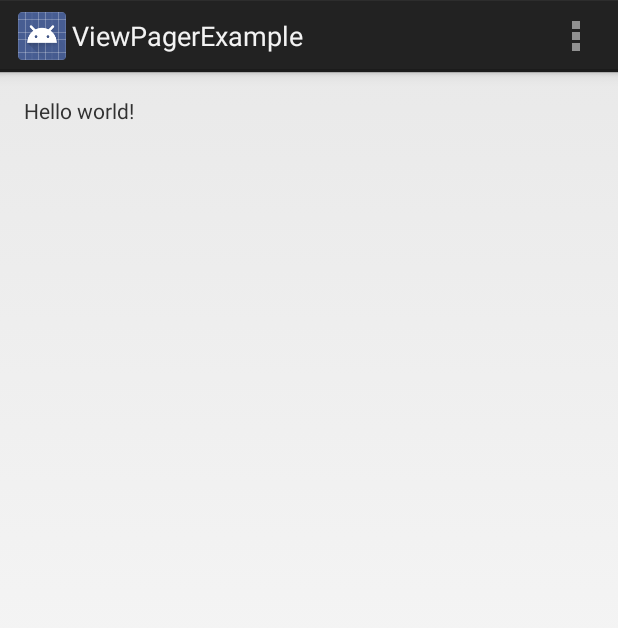
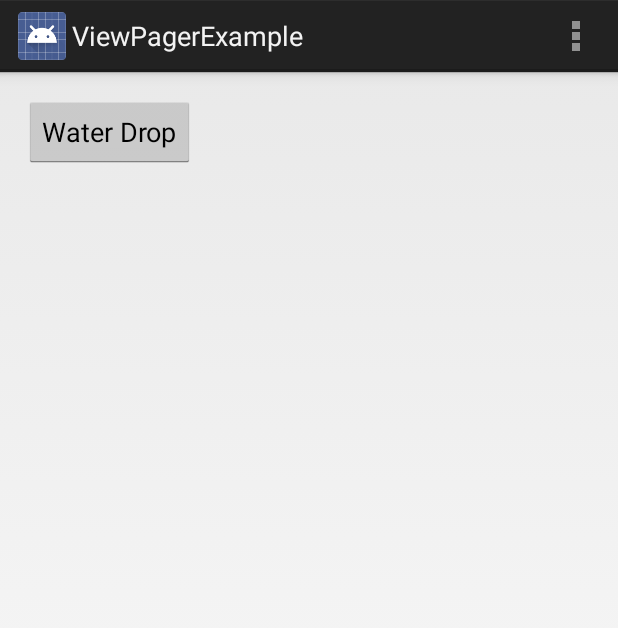
Before and after one commit to bradleybossard/android-viewpager-play, an Android app: the screen it shows after launch (MainActivity), on a phone screen of 412 x 824 dp. Shown: the top 628 px of the screen. Run offline under Robolectric (Android 15) with nearby library versions, the phone set to English and light mode, and no system bars.

Commit message:
Added button, buttons string and hanlder to play sound

```diff
--- a/app/src/main/java/com/bradleybossard/viewpagerexample/MainActivity.java
+++ b/app/src/main/java/com/bradleybossard/viewpagerexample/MainActivity.java
@@ -1,13 +1,15 @@
 package com.bradleybossard.viewpagerexample;
 
 import android.app.Activity;
+import android.media.MediaPlayer;
 import android.os.Bundle;
 import android.view.Menu;
-import android.view.MenuItem;
-
+import android.view.View;
+import android.view.View.OnClickListener;
+import android.widget.Button;
 
 public class MainActivity extends Activity {
-
+/*
     @Override
     protected void onCreate(Bundle savedInstanceState) {
         super.onCreate(savedInstanceState);
@@ -36,4 +38,27 @@ public class MainActivity extends Activity {
 
         return super.onOptionsItemSelected(item);
     }
+*/
+
+    @Override
+    protected void onCreate(Bundle savedInstanceState) {
+        super.onCreate(savedInstanceState);
+        setContentView(R.layout.activity_main);
+
+        Button one = (Button)this.findViewById(R.id.button1);
+        final MediaPlayer mp = MediaPlayer.create(this, R.raw.water_drop);
+        one.setOnClickListener(new OnClickListener(){
+
+            public void onClick(View v) {
+                mp.start();
+            }
+        });
+    }
+
+    @Override
+    public boolean onCreateOptionsMenu(Menu menu) {
+        // Inflate the menu; this adds items to the action bar if it is present.
+        getMenuInflater().inflate(R.menu.main, menu);
+        return true;
+    }
 }
--- a/app/src/main/res/layout/activity_main.xml
+++ b/app/src/main/res/layout/activity_main.xml
@@ -8,9 +8,12 @@
     android:paddingBottom="@dimen/activity_vertical_margin"
     tools:context=".MainActivity">
 
-    <TextView
-        android:text="@string/hello_world"
+    <Button
+        android:id="@+id/button1"
+        android:text="@string/water_drop"
         android:layout_width="wrap_content"
         android:layout_height="wrap_content" />
+        />
+
 
 </RelativeLayout>
--- a/app/src/main/res/values/strings.xml
+++ b/app/src/main/res/values/strings.xml
@@ -3,6 +3,7 @@
 
     <string name="app_name">ViewPagerExample</string>
     <string name="hello_world">Hello world!</string>
+    <string name="water_drop">Water Drop</string>
     <string name="action_settings">Settings</string>
 
 </resources>
```
